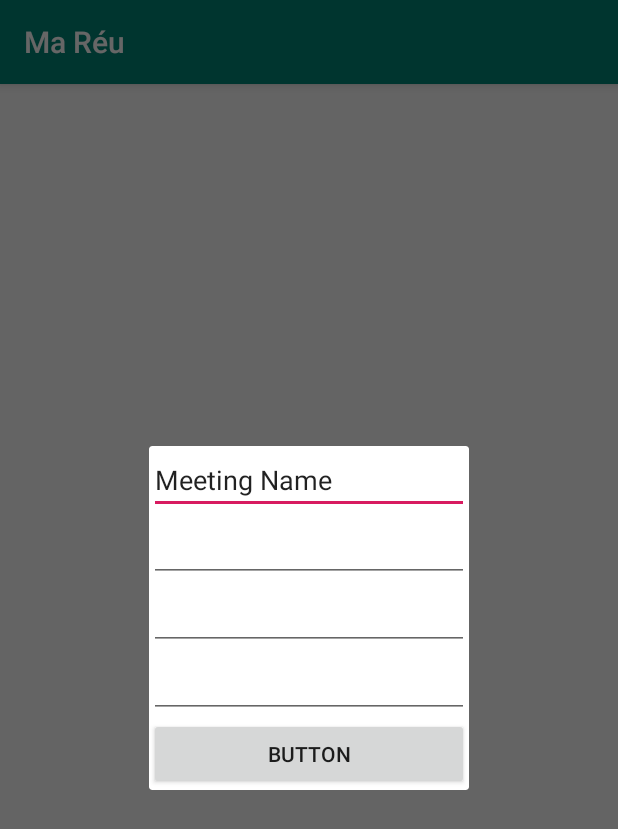
After one commit to Philippeclass/P4_ANDROID_OC, an Android app: the fragment AddMeetingDialogFragment shown on its own in the app's theme, on a phone screen of 412 x 824 dp. The commit adds this screen. Shown: the top 829 px of the screen. Run offline under Robolectric (Android 15) with nearby library versions, the phone set to English and light mode, and no system bars.

Commit message:
add buterknife Dialogfragment+ and floatingButton
layout dialog_fragment, dependencies for butterknife Dialogframgent for adding meeting when click on floatingbuttton

```diff
--- /dev/null
+++ b/app/src/main/java/com/philippe/mareu/ui/AddMeetingDialogFragment.java
@@ -0,0 +1,36 @@
+package com.philippe.mareu.ui;
+
+import android.os.Bundle;
+import android.view.LayoutInflater;
+import android.view.View;
+import android.view.ViewGroup;
+import android.widget.Button;
+import android.widget.EditText;
+import android.widget.NumberPicker;
+
+import androidx.annotation.NonNull;
+import androidx.annotation.Nullable;
+import androidx.fragment.app.DialogFragment;
+
+import com.philippe.mareu.R;
+
+public class AddMeetingDialogFragment extends DialogFragment {
+
+    private EditText mMeetingEdit;
+    private EditText mEntrantEdit;
+    private Button mOkButton;
+    private NumberPicker mHourPicker;
+    private  NumberPicker mMinutesPicker;
+
+    @Override
+    public View onCreateView(@NonNull LayoutInflater inflater, @Nullable ViewGroup container, @Nullable Bundle savedInstanceState) {
+
+        return inflater.inflate(R.layout.dialog_fragment, container);
+    }
+
+
+
+
+
+
+}
--- /dev/null
+++ b/app/src/main/res/layout/dialog_fragment.xml
@@ -0,0 +1,40 @@
+<?xml version="1.0" encoding="utf-8"?>
+<LinearLayout xmlns:android="http://schemas.android.com/apk/res/android"
+    android:orientation="vertical" android:layout_width="match_parent"
+    android:layout_height="match_parent">
+
+    <EditText
+        android:id="@+id/editText6"
+        android:layout_width="match_parent"
+        android:layout_height="wrap_content"
+        android:ems="10"
+        android:inputType="textPersonName"
+        android:text="Meeting Name" />
+
+    <EditText
+        android:id="@+id/editText3"
+        android:layout_width="match_parent"
+        android:layout_height="wrap_content"
+        android:ems="10"
+        android:inputType="time" />
+
+    <EditText
+        android:id="@+id/editText4"
+        android:layout_width="match_parent"
+        android:layout_height="wrap_content"
+        android:ems="10"
+        android:inputType="date" />
+
+    <EditText
+        android:id="@+id/editText5"
+        android:layout_width="match_parent"
+        android:layout_height="wrap_content"
+        android:ems="10"
+        android:inputType="textEmailAddress" />
+
+    <Button
+        android:id="@+id/button"
+        android:layout_width="match_parent"
+        android:layout_height="wrap_content"
+        android:text="Button" />
+</LinearLayout>
```
Also changed, not shown: app/build.gradle (+11 -0 lines), app/src/main/java/com/philippe/mareu/ui/MainActivity.java (+20 -0 lines), app/src/main/res/layout/activity_main.xml (+17 -8 lines).
